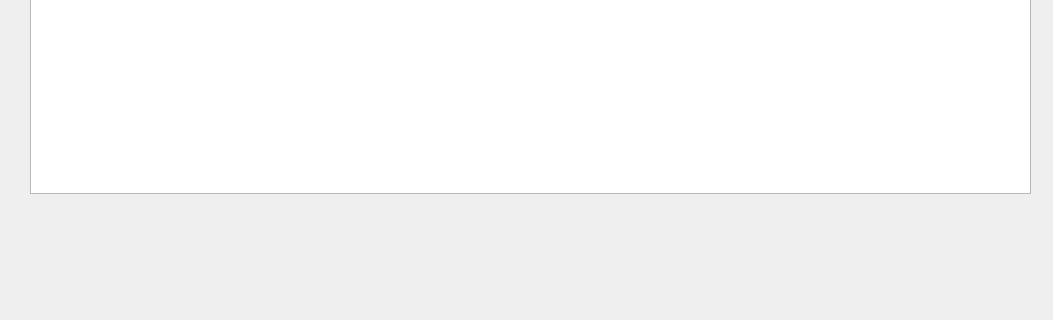
Qt form ui/overtime_chart_window.ui (RaineyLee/dooch_mes_v1.2) before a commit; both pictures show x 0 to 1053 and y 197 to 517 of the 1053 by 691 pixel window.
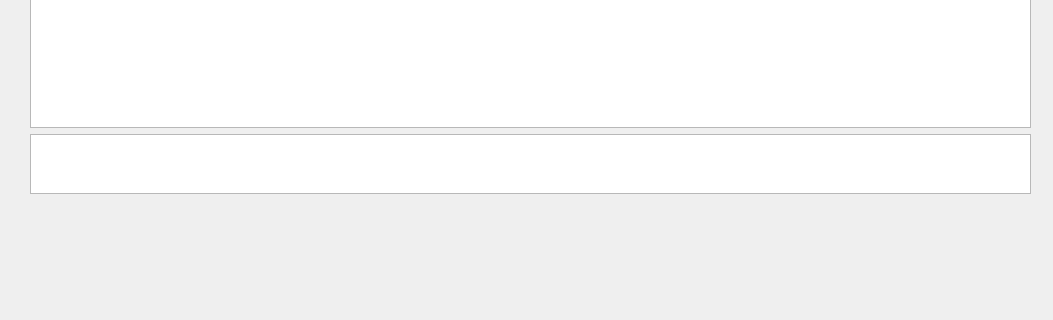
The same form after that commit.

Diff of the .ui file:
```diff
--- a/ui/overtime_chart_window.ui
+++ b/ui/overtime_chart_window.ui
@@ -26,6 +26,16 @@
     <item>
      <widget class="QTableWidget" name="tbl_dept_info"/>
     </item>
+    <item>
+     <widget class="QTableWidget" name="tbl_dept_sum_info">
+      <property name="maximumSize">
+       <size>
+        <width>16777215</width>
+        <height>60</height>
+       </size>
+      </property>
+     </widget>
+    </item>
    </layout>
   </widget>
   <widget class="QWidget" name="horizontalLayoutWidget">
```
